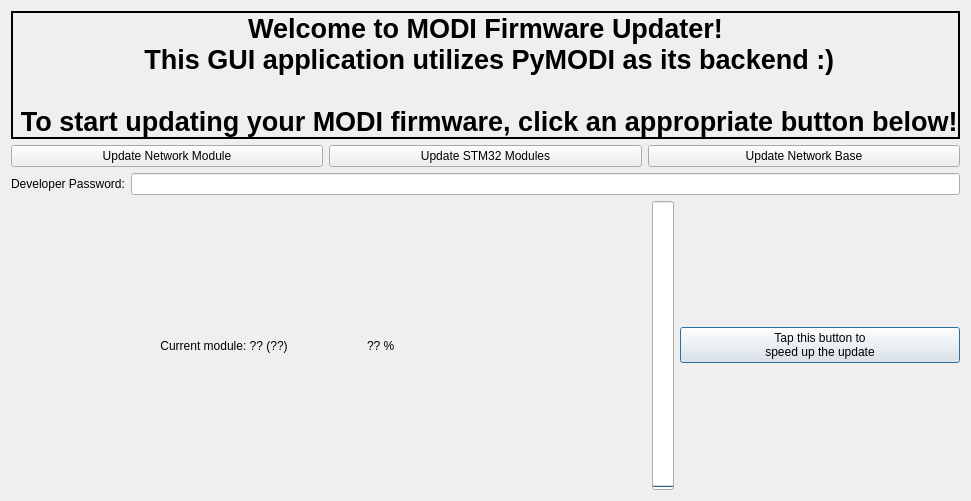
Qt form modi/assets/modi_firmware_updater.ui (LUXROBO/pymodi) before a commit.
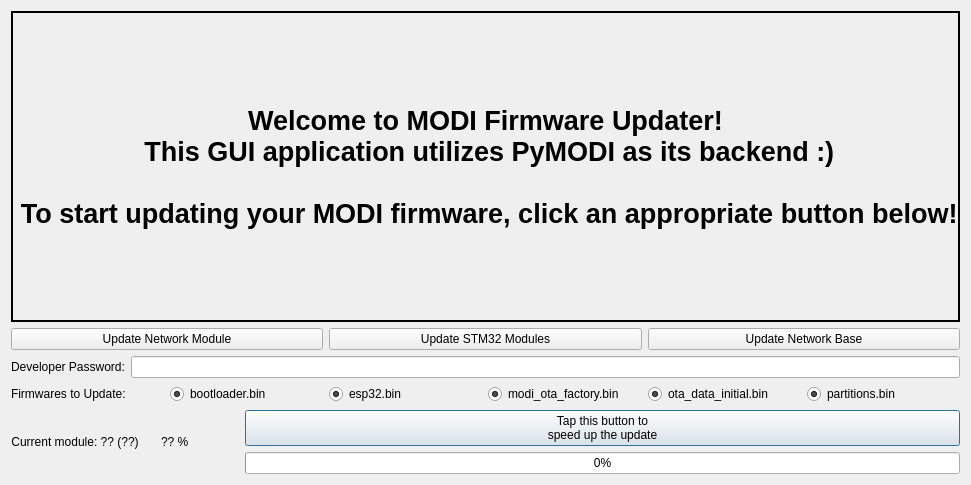
The same form after that commit. Icons and pictures are not drawn.

Commit message: Create radio buttons on UI to select what files to use in an update

Diff of the .ui file:
```diff
--- a/modi/assets/modi_firmware_updater.ui
+++ b/modi/assets/modi_firmware_updater.ui
@@ -6,17 +6,22 @@
    <rect>
     <x>0</x>
     <y>0</y>
-    <width>786</width>
-    <height>501</height>
+    <width>798</width>
+    <height>485</height>
    </rect>
   </property>
   <property name="windowTitle">
    <string>Dialog</string>
   </property>
   <layout class="QGridLayout" name="gridLayout">
-   <item row="3" column="0">
+   <item row="4" column="0">
     <layout class="QHBoxLayout" name="horizontalLayout_2">
      <item>
+      <layout class="QHBoxLayout" name="horizontalLayout_5">
+       <property name="rightMargin">
+        <number>50</number>
+       </property>
+       <item>
       <widget class="QLabel" name="local_module">
        <property name="text">
         <string>Current module: ?? (??) </string>
@@ -61,16 +66,10 @@
        </property>
       </widget>
      </item>
-     <item>
-      <widget class="QProgressBar" name="push_bar">
-       <property name="value">
-        <number>0</number>
-       </property>
-       <property name="orientation">
-        <enum>Qt::Vertical</enum>
-       </property>
-      </widget>
+      </layout>
      </item>
+     <item>
+      <layout class="QVBoxLayout" name="verticalLayout">
      <item>
       <widget class="QPushButton" name="push_button">
        <property name="text">
@@ -79,6 +78,18 @@
        </property>
       </widget>
      </item>
+       <item>
+        <widget class="QProgressBar" name="push_bar">
+         <property name="value">
+          <number>0</number>
+         </property>
+         <property name="orientation">
+          <enum>Qt::Horizontal</enum>
+         </property>
+        </widget>
+       </item>
+      </layout>
+     </item>
     </layout>
    </item>
    <item row="1" column="0">
@@ -166,6 +177,11 @@
     </widget>
    </item>
    <item row="2" column="0">
+    <layout class="QVBoxLayout" name="verticalLayout_2">
+     <property name="topMargin">
+      <number>0</number>
+     </property>
+     <item>
     <layout class="QHBoxLayout" name="horizontalLayout_4">
      <property name="topMargin">
       <number>0</number>
@@ -179,6 +195,96 @@
      </item>
      <item>
       <widget class="QLineEdit" name="password_field"/>
+       </item>
+      </layout>
+     </item>
+     <item>
+      <layout class="QHBoxLayout" name="horizontalLayout_3">
+       <property name="bottomMargin">
+        <number>0</number>
+       </property>
+       <item>
+        <widget class="QLabel" name="developer_label">
+         <property name="text">
+          <string>Firmwares to Update:</string>
+         </property>
+        </widget>
+       </item>
+       <item>
+        <widget class="QRadioButton" name="bootloader_rbutton">
+         <property name="autoFillBackground">
+          <bool>false</bool>
+         </property>
+         <property name="text">
+          <string>bootloader.bin</string>
+         </property>
+         <property name="checkable">
+          <bool>true</bool>
+         </property>
+         <property name="checked">
+          <bool>true</bool>
+         </property>
+         <property name="autoExclusive">
+          <bool>false</bool>
+         </property>
+        </widget>
+       </item>
+       <item>
+        <widget class="QRadioButton" name="esp32_rbutton">
+         <property name="text">
+          <string>esp32.bin</string>
+         </property>
+         <property name="checkable">
+          <bool>true</bool>
+         </property>
+         <property name="checked">
+          <bool>true</bool>
+         </property>
+         <property name="autoExclusive">
+          <bool>false</bool>
+         </property>
+        </widget>
+       </item>
+       <item>
+        <widget class="QRadioButton" name="modi_ota_factory_rbutton">
+         <property name="text">
+          <string>modi_ota_factory.bin</string>
+         </property>
+         <property name="checked">
+          <bool>true</bool>
+         </property>
+         <property name="autoExclusive">
+          <bool>false</bool>
+         </property>
+        </widget>
+       </item>
+       <item>
+        <widget class="QRadioButton" name="ota_data_initial_rbutton">
+         <property name="text">
+          <string>ota_data_initial.bin</string>
+         </property>
+         <property name="checked">
+          <bool>true</bool>
+         </property>
+         <property name="autoExclusive">
+          <bool>false</bool>
+         </property>
+        </widget>
+       </item>
+       <item>
+        <widget class="QRadioButton" name="partitions_rbutton">
+         <property name="text">
+          <string>partitions.bin</string>
+         </property>
+         <property name="checked">
+          <bool>true</bool>
+         </property>
+         <property name="autoExclusive">
+          <bool>false</bool>
+         </property>
+        </widget>
+       </item>
+      </layout>
      </item>
     </layout>
    </item>
```
Lines whose indentation alone changed are shown as unchanged. The commit also changes 1 other file.
